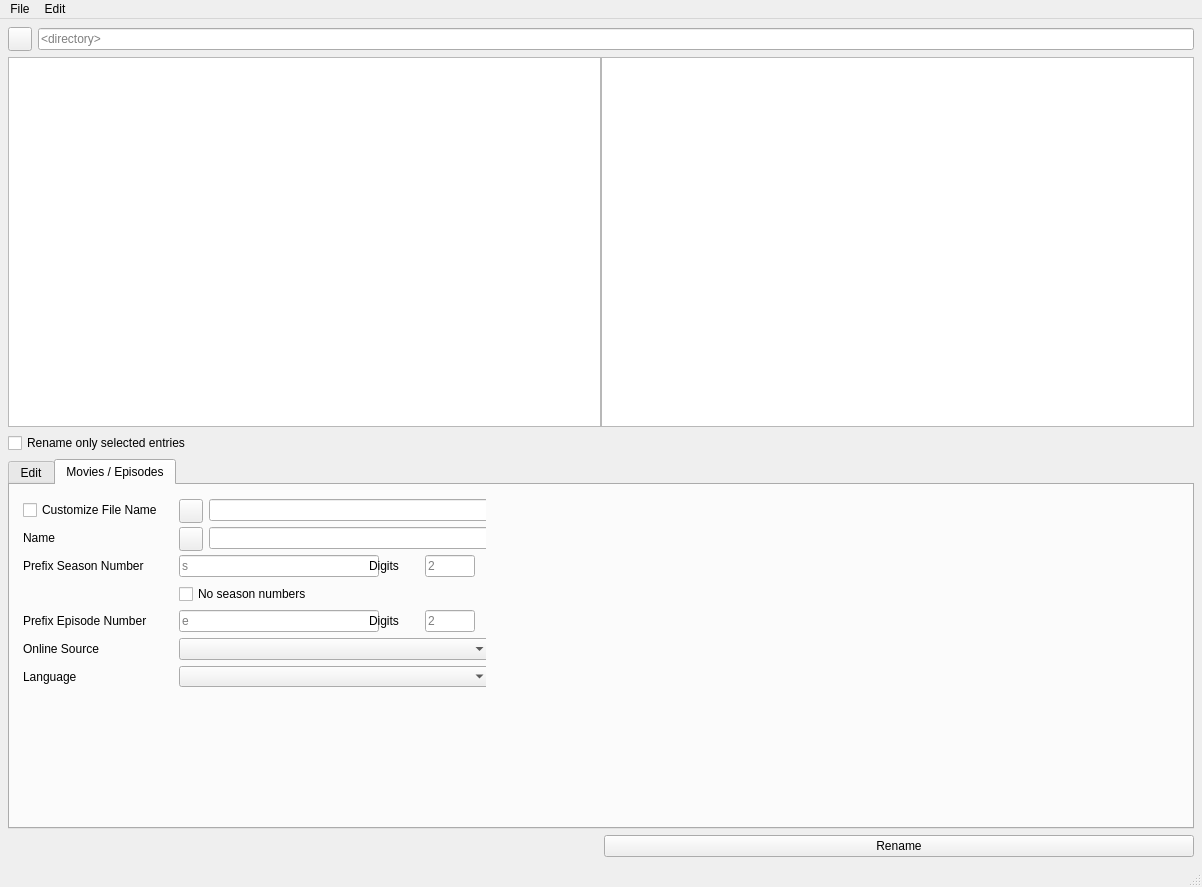
Old version of the form ShikiRename/ShikiRename.ui in the repository PinguinAman/ShikiRename.
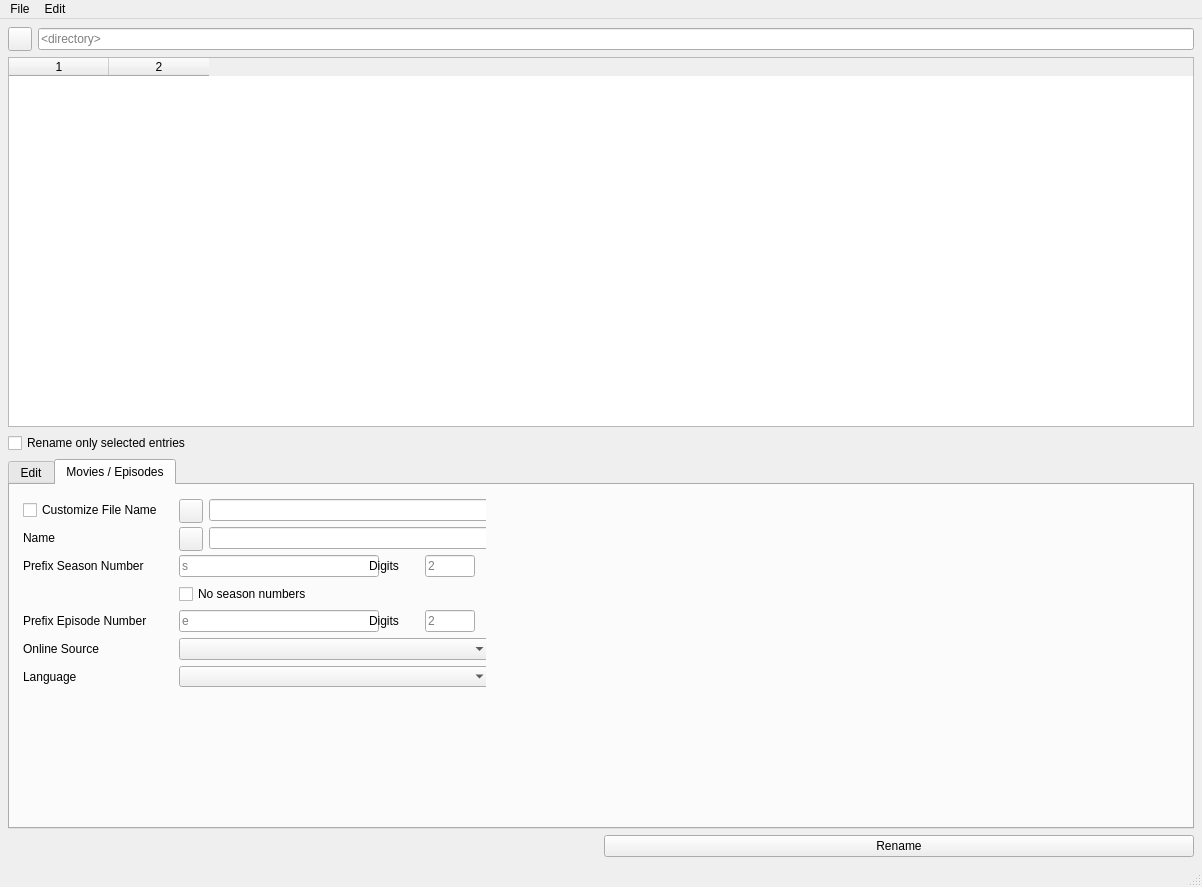
New version of the form. Icons and pictures are not drawn.

Commit message: - Proper multithreading for reading metadata - Use a table instead of two lists, so we can easily keep the current & preview names next to each other

What changed in the file:
```diff
--- a/ShikiRename/ShikiRename.ui
+++ b/ShikiRename/ShikiRename.ui
@@ -100,18 +100,35 @@
          <number>0</number>
         </property>
         <item>
-         <widget class="QListWidget" name="currentList">
+         <widget class="QTableWidget" name="itemTable">
           <property name="maximumSize">
            <size>
             <width>16777215</width>
             <height>16777215</height>
            </size>
           </property>
+          <property name="columnCount">
+           <number>2</number>
+          </property>
+          <attribute name="horizontalHeaderVisible">
+           <bool>true</bool>
+          </attribute>
+          <attribute name="horizontalHeaderCascadingSectionResizes">
+           <bool>false</bool>
+          </attribute>
+          <attribute name="horizontalHeaderHighlightSections">
+           <bool>true</bool>
+          </attribute>
+          <attribute name="horizontalHeaderStretchLastSection">
+           <bool>false</bool>
+          </attribute>
+          <attribute name="verticalHeaderVisible">
+           <bool>false</bool>
+          </attribute>
+          <column/>
+          <column/>
          </widget>
         </item>
-        <item>
-         <widget class="QListWidget" name="renamePreview"/>
-        </item>
        </layout>
       </item>
       <item>
```
Left out of the diff: 3 changed lines with no effect on the pictures. The commit also changes 7 other files.
